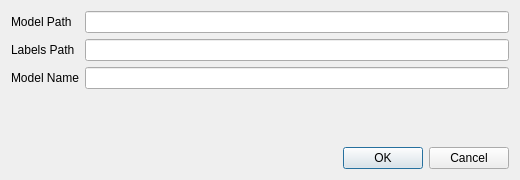
First picture: the form in src/ui/dialogs/YoloModelImportDialog.ui, repository StartePoint/CVVerify, before the edit.
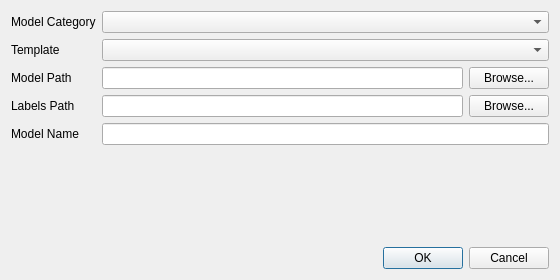
Second picture: the form after the edit.

```diff
--- a/src/ui/dialogs/YoloModelImportDialog.ui
+++ b/src/ui/dialogs/YoloModelImportDialog.ui
@@ -6,8 +6,8 @@
    <rect>
     <x>0</x>
     <y>0</y>
-    <width>520</width>
-    <height>180</height>
+    <width>560</width>
+    <height>280</height>
    </rect>
   </property>
   <property name="windowTitle">
@@ -17,33 +17,75 @@
    <item>
     <layout class="QFormLayout" name="formLayout">
      <item row="0" column="0">
-      <widget class="QLabel" name="modelPathLabel">
+      <widget class="QLabel" name="sourceTypeLabel">
        <property name="text">
-        <string>Model Path</string>
+        <string>Model Category</string>
        </property>
       </widget>
      </item>
      <item row="0" column="1">
-      <widget class="QLineEdit" name="modelPathEdit"/>
+      <widget class="QComboBox" name="sourceTypeComboBox"/>
      </item>
      <item row="1" column="0">
-      <widget class="QLabel" name="labelsPathLabel">
+      <widget class="QLabel" name="templateLabel">
        <property name="text">
-        <string>Labels Path</string>
+        <string>Template</string>
        </property>
       </widget>
      </item>
      <item row="1" column="1">
-      <widget class="QLineEdit" name="labelsPathEdit"/>
+      <widget class="QComboBox" name="templateComboBox"/>
      </item>
      <item row="2" column="0">
+      <widget class="QLabel" name="modelPathLabel">
+       <property name="text">
+        <string>Model Path</string>
+       </property>
+      </widget>
+     </item>
+     <item row="2" column="1">
+      <layout class="QHBoxLayout" name="modelPathLayout">
+       <item>
+        <widget class="QLineEdit" name="modelPathEdit"/>
+       </item>
+       <item>
+        <widget class="QPushButton" name="browseModelButton">
+         <property name="text">
+          <string>Browse...</string>
+         </property>
+        </widget>
+       </item>
+      </layout>
+     </item>
+     <item row="3" column="0">
+      <widget class="QLabel" name="labelsPathLabel">
+       <property name="text">
+        <string>Labels Path</string>
+       </property>
+      </widget>
+     </item>
+     <item row="3" column="1">
+      <layout class="QHBoxLayout" name="labelsPathLayout">
+       <item>
+        <widget class="QLineEdit" name="labelsPathEdit"/>
+       </item>
+       <item>
+        <widget class="QPushButton" name="browseLabelsButton">
+         <property name="text">
+          <string>Browse...</string>
+         </property>
+        </widget>
+       </item>
+      </layout>
+     </item>
+     <item row="4" column="0">
       <widget class="QLabel" name="modelNameLabel">
        <property name="text">
         <string>Model Name</string>
        </property>
       </widget>
      </item>
-     <item row="2" column="1">
+     <item row="4" column="1">
       <widget class="QLineEdit" name="modelNameEdit"/>
      </item>
     </layout>
```
Left out of the diff: 22 changed lines with no effect on the pictures.
